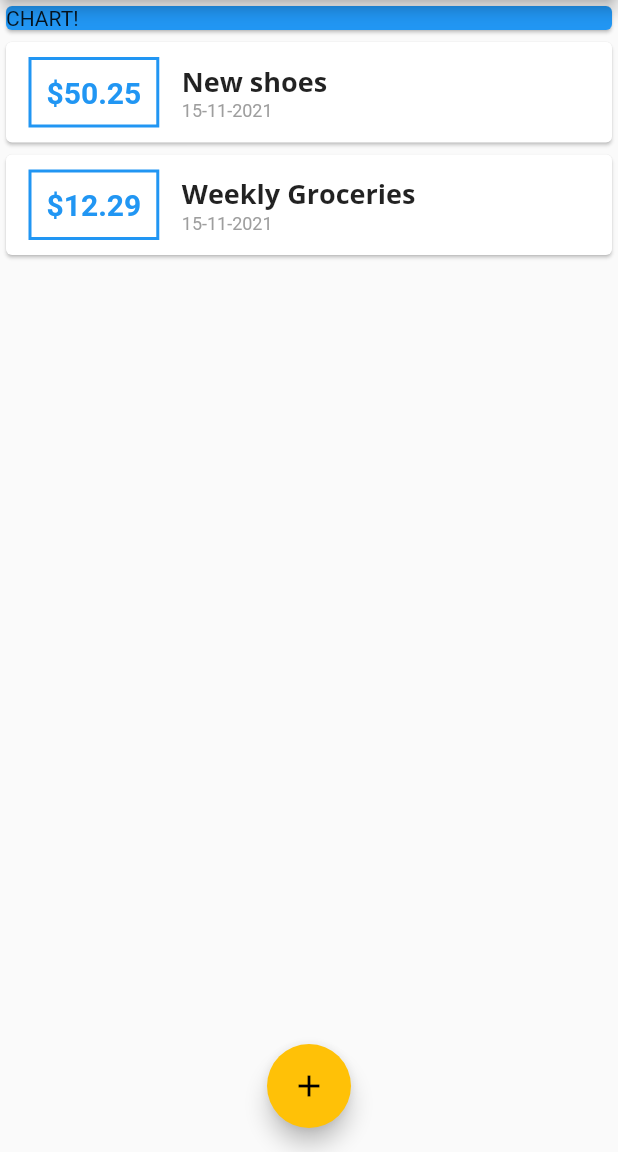
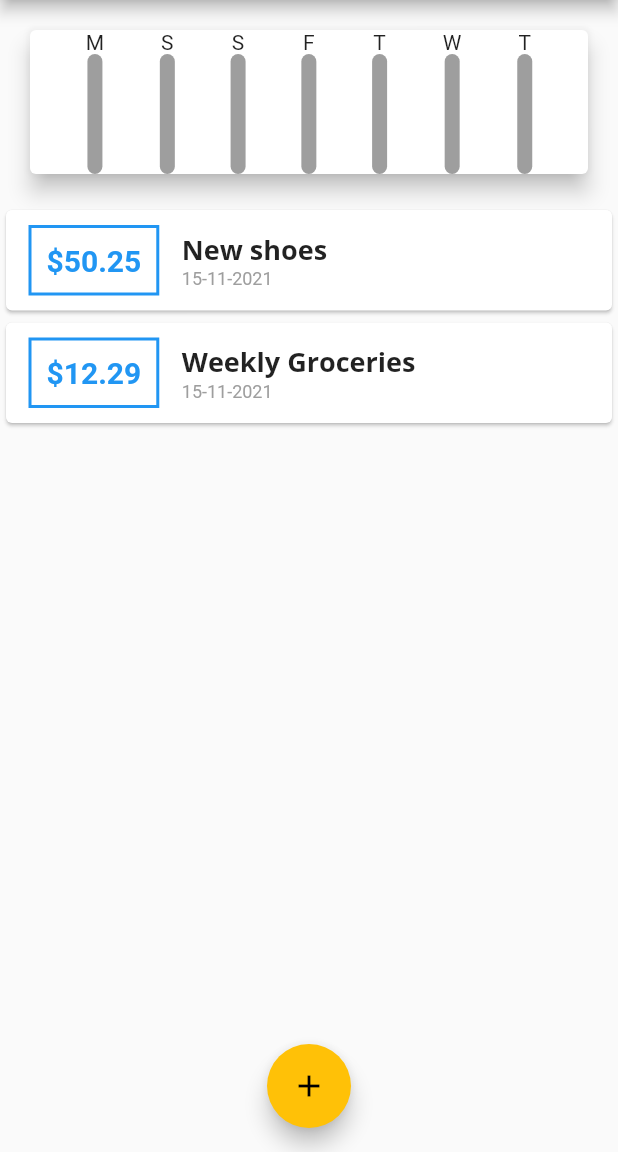
Before and after one commit to PratikJH153/Personal-Expenses-App, a Flutter app: the screen it shows after launch, on a phone screen of 412 x 824 dp, the part 84-1236 px from its top. Run offline on Flutter 3.47's test engine with Material 2 defaults, Android fonts, the phone set to English and light mode, and no system bars.

Commit message:
Done with the chart logic

```diff
--- a/lib/main.dart
+++ b/lib/main.dart
@@ -1,7 +1,8 @@
-import 'package:expensesapp/widgets/new_transaction.dart';
-import 'package:expensesapp/widgets/transaction_list.dart';
+import './widgets/new_transaction.dart';
+import './widgets/transaction_list.dart';
 import 'package:flutter/material.dart';
 import './models/transaction.dart';
+import './widgets/chart.dart';
 
 void main() => runApp(const MyApp());
 
@@ -85,6 +86,16 @@ class _HomePageState extends State<HomePage> {
     );
   }
 
+  List<Transaction> get _recentTransactions {
+    return _transactions.where((tx) {
+      return tx.date.isAfter(
+        DateTime.now().subtract(
+          const Duration(days: 7),
+        ),
+      );
+    }).toList();
+  }
+
   @override
   Widget build(BuildContext context) {
     return Scaffold(
@@ -103,10 +114,7 @@ class _HomePageState extends State<HomePage> {
         child: Column(
           crossAxisAlignment: CrossAxisAlignment.stretch,
           children: [
-            const Card(
-              color: Colors.blue,
-              child: Text("CHART!"),
-            ),
+            Chart(_recentTransactions),
             TransactionList(_transactions),
           ],
         ),
--- /dev/null
+++ b/lib/widgets/chart.dart
@@ -0,0 +1,50 @@
+import 'package:expensesapp/widgets/chart_bar.dart';
+import 'package:intl/intl.dart';
+
+import '../models/transaction.dart';
+import 'package:flutter/material.dart';
+
+class Chart extends StatelessWidget {
+  final List<Transaction> recentTransactions;
+  const Chart(this.recentTransactions, {Key? key}) : super(key: key);
+
+  List<Map<String, Object>> get groupedTransactionValues {
+    return List.generate(7, (index) {
+      final weekDay = DateTime.now().subtract(Duration(days: index));
+      double totalSum = 0.0;
+
+      for (int i = 0; i < recentTransactions.length; i++) {
+        if (recentTransactions[i].date.day == weekDay.day &&
+            recentTransactions[i].date.month == weekDay.month &&
+            recentTransactions[i].date.year == weekDay.year) {
+          totalSum += recentTransactions[i].amount;
+        }
+      }
+
+      return {
+        "day": DateFormat.E().format(weekDay).substring(0, 1),
+        "amount": totalSum,
+      };
+    });
+  }
+
+  @override
+  Widget build(BuildContext context) {
+    return Card(
+      elevation: 6,
+      margin: const EdgeInsets.all(20),
+      child: Row(
+        mainAxisAlignment: MainAxisAlignment.spaceEvenly,
+        children: groupedTransactionValues
+            .map(
+              (tx) => ChartBar(
+                label: tx['day'].toString(),
+                spendingAmount: double.parse(tx['amount'].toString()),
+                spendingPercentOfTotal: 1,
+              ),
+            )
+            .toList(),
+      ),
+    );
+  }
+}
--- /dev/null
+++ b/lib/widgets/chart_bar.dart
@@ -0,0 +1,30 @@
+import 'package:flutter/material.dart';
+
+class ChartBar extends StatelessWidget {
+  final String label;
+  final double spendingAmount;
+  final double spendingPercentOfTotal;
+  const ChartBar({
+    required this.label,
+    required this.spendingAmount,
+    required this.spendingPercentOfTotal,
+    Key? key,
+  }) : super(key: key);
+
+  @override
+  Widget build(BuildContext context) {
+    return Column(
+      children: [
+        Text(label),
+        Container(
+          height: 80,
+          width: 10,
+          decoration: BoxDecoration(
+            borderRadius: BorderRadius.circular(20),
+            color: Colors.grey,
+          ),
+        ),
+      ],
+    );
+  }
+}
--- a/lib/widgets/transaction_list.dart
+++ b/lib/widgets/transaction_list.dart
@@ -10,7 +10,26 @@ class TransactionList extends StatelessWidget {
   Widget build(BuildContext context) {
     return SizedBox(
       height: 385,
-      child: ListView.builder(
+      child: transactions.isEmpty
+          ? Column(
+              children: [
+                Text(
+                  "No Transactions added yet!",
+                  style: Theme.of(context).textTheme.headline6,
+                ),
+                const SizedBox(
+                  height: 20,
+                ),
+                SizedBox(
+                  height: 200,
+                  child: Image.asset(
+                    "assets/images/waiting.png",
+                    fit: BoxFit.cover,
+                  ),
+                ),
+              ],
+            )
+          : ListView.builder(
               itemBuilder: (context, index) {
                 final tx = transactions[index];
                 return Card(
--- a/pubspec.yaml
+++ b/pubspec.yaml
@@ -58,8 +58,8 @@ flutter:
   uses-material-design: true
 
   # To add assets to your application, add an assets section, like this:
-  # assets:
-  #   - images/a_dot_burr.jpeg
+  assets:
+    - assets/images/
   #   - images/a_dot_ham.jpeg
 
   # An image asset can refer to one or more resolution-specific "variants", see
```
Also changed, not shown: assets/images/waiting.png (added). Lines whose indentation alone changed are shown as unchanged.
